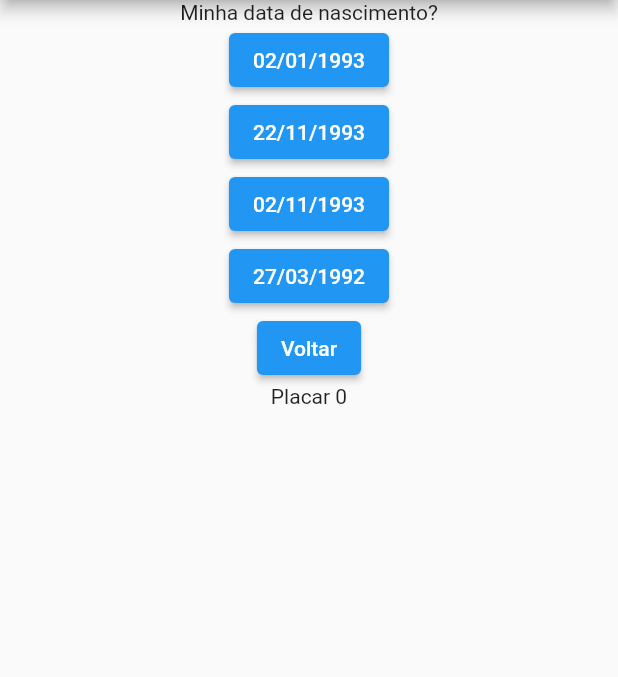
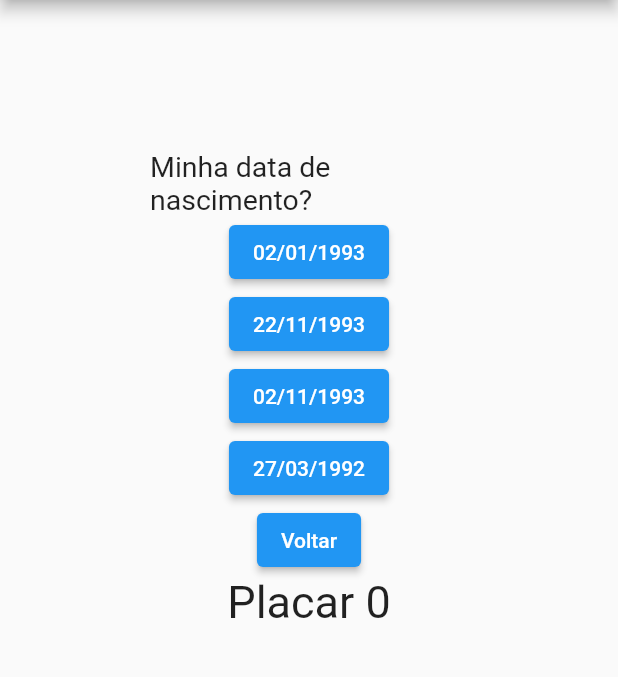
Before and after one commit to alefbispo/Quiz, a Flutter app: the screen it shows after launch, on a phone screen of 412 x 824 dp, the part 84-761 px from its top. Run offline on Flutter 3.47's test engine with Material 2 defaults, Android fonts, the phone set to English and light mode, and no system bars; missing offline and left inert: dart:ffi.

Commit message:
falta mostrar uma Dialog com resultado para finalizar o programa, após isso editar um pouco a parte visual

```diff
--- a/lib/view/main.dart
+++ b/lib/view/main.dart
@@ -1,3 +1,5 @@
+import 'dart:ffi';
+
 import 'package:flutter/material.dart';
 import 'package:quiz_flutter/model/perguntas.dart';
 import 'package:quiz_flutter/model/respostas.dart';
@@ -69,11 +71,17 @@ class _MyApp extends State<MyApp> {
             child: Text('Quiz do mozão'),
           ),
         ),
-        body: Center(
+        body: Container(
+          child: Center(
+            child: Padding(
+              padding: const EdgeInsets.all(100),
               child: Column(
                 crossAxisAlignment: CrossAxisAlignment.center,
                 children: [
-              Text(respostas[perguntaEscolhida]),
+                  Text(
+                    respostas[perguntaEscolhida],
+                    style: TextStyle(fontSize: 19),
+                  ),
                   ElevatedButton(
                     onPressed: () {
                       if (respostas[2] == respostas[perguntaEscolhida]) {
@@ -116,8 +124,11 @@ class _MyApp extends State<MyApp> {
                     },
                     child: Text('Voltar'),
                   ),
-              Text('Placar ${placar}')
+                  Text('Placar ${placar}',
+                      style: TextStyle(fontSize: 30))
                 ],
+              ),
+            ),
           ),
         ),
       ),
```
Lines whose indentation alone changed are shown as unchanged.
